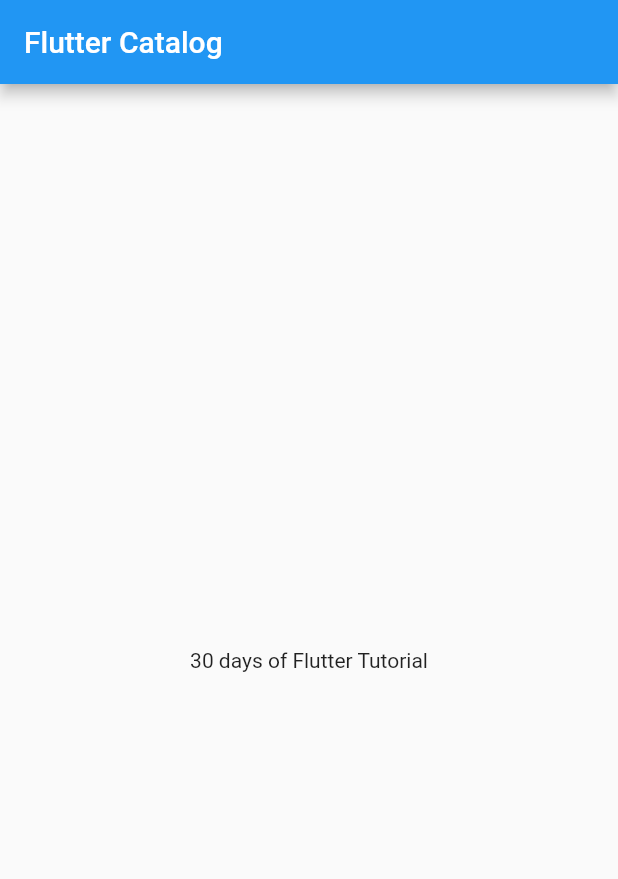
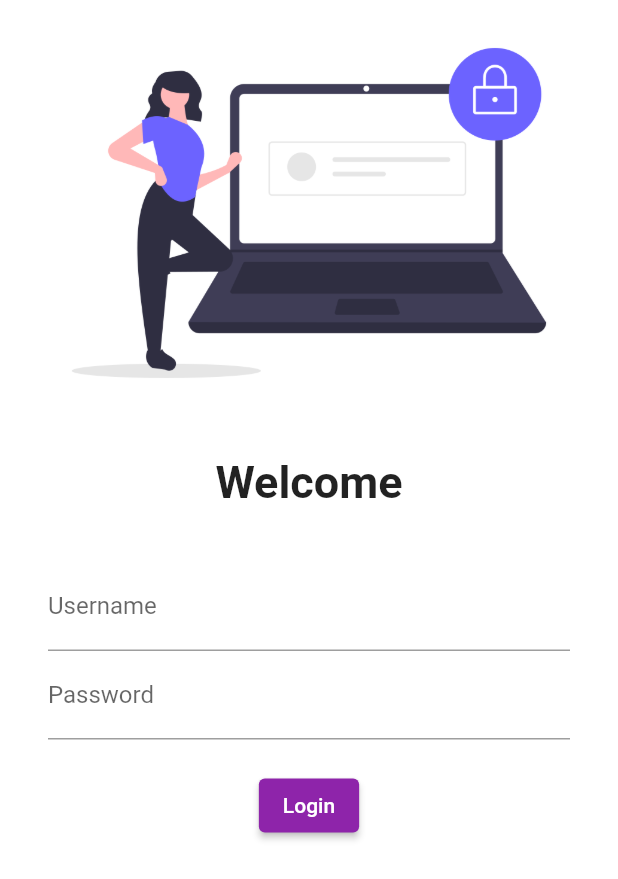
Before and after one commit to rahul-aggarwal000005/Flutter-Catalog, a Flutter app: the screen it shows after launch, on a phone screen of 412 x 824 dp. Shown: the top 879 px of the screen. Run offline on Flutter 3.47's test engine with Material 2 defaults, Android fonts, the phone set to English and light mode, and no system bars.

Commit message:
build login page, added external lib, added image from asset

```diff
--- a/lib/main.dart
+++ b/lib/main.dart
@@ -1,5 +1,6 @@
 import 'package:flutter/material.dart';
-import 'package:flutter_catalog/home_page.dart';
+import 'package:flutter_catalog/pages/home_page.dart';
+import 'package:flutter_catalog/pages/login_page.dart';
 
 void main() {
   runApp(const MyApp());
@@ -10,6 +11,21 @@ class MyApp extends StatelessWidget {
 
   @override
   Widget build(BuildContext context) {
-    return const MaterialApp(title: "Flutter Catalog", home: HomePage());
+    return MaterialApp(
+        title: "Flutter Catalog",
+        // home: HomePage(),
+        // theme: ThemeData(
+        // fontFamily: GoogleFonts.lato().fontFamily,
+        // ),
+        themeMode: ThemeMode.dark,
+        darkTheme: ThemeData(
+          primarySwatch: Colors.red,
+          // brightness: Brightness.dark,
+        ),
+        initialRoute: "/login",
+        routes: {
+          "/login": (context) => const LoginPage(),
+          "/": (context) => const HomePage(),
+        });
   }
 }
--- a/lib/home_page.dart
+++ b/lib/pages/home_page.dart
@@ -3,17 +3,17 @@ import 'package:flutter/material.dart';
 class HomePage extends StatelessWidget {
   const HomePage({Key? key}) : super(key: key);
   final int days = 30;
-  final String course_name = 'Flutter Tutorial';
+  final String courseName = 'Flutter Tutorial';
 
   @override
   Widget build(BuildContext context) {
     return Scaffold(
       appBar: AppBar(
-        title: const Text("Flutter Catalog"),
+        title: const Text("Catalog App"),
       ),
       body: Center(
         child: Container(
-          child: Text("$days days of $course_name"),
+          child: Text("$days days of $courseName"),
         ),
       ),
     );
--- /dev/null
+++ b/lib/pages/login_page.dart
@@ -0,0 +1,65 @@
+import 'package:flutter/material.dart';
+
+class LoginPage extends StatelessWidget {
+  const LoginPage({Key? key}) : super(key: key);
+
+  @override
+  Widget build(BuildContext context) {
+    return Material(
+        color: Colors.white,
+        child: Column(
+          children: [
+            Image.asset(
+              "assets/images/login.png",
+              fit: BoxFit.cover,
+            ),
+            const SizedBox(
+              height: 20.0,
+            ),
+            const Text(
+              "Welcome",
+              style: TextStyle(
+                fontSize: 30,
+                fontWeight: FontWeight.bold,
+              ),
+            ),
+            const SizedBox(
+              height: 20.0,
+            ),
+            Padding(
+              padding: const EdgeInsets.symmetric(
+                horizontal: 32.0,
+                vertical: 16.0,
+              ),
+              child: Column(
+                children: [
+                  TextFormField(
+                    decoration: const InputDecoration(
+                      hintText: "Enter username",
+                      labelText: "Username",
+                    ),
+                  ),
+                  TextFormField(
+                    obscureText: true,
+                    decoration: const InputDecoration(
+                      hintText: "Enter password",
+                      labelText: "Password",
+                    ),
+                  ),
+                  const SizedBox(
+                    height: 20.0,
+                  ),
+                  ElevatedButton(
+                    onPressed: () {},
+                    style: ElevatedButton.styleFrom(
+                      primary: Colors.purple[600],
+                    ),
+                    child: const Text("Login"),
+                  )
+                ],
+              ),
+            ),
+          ],
+        ));
+  }
+}
```
Also changed, not shown: pubspec.yaml (+4 -5 lines), assets/images/login.png (added), pubspec.lock, 1 other file.
